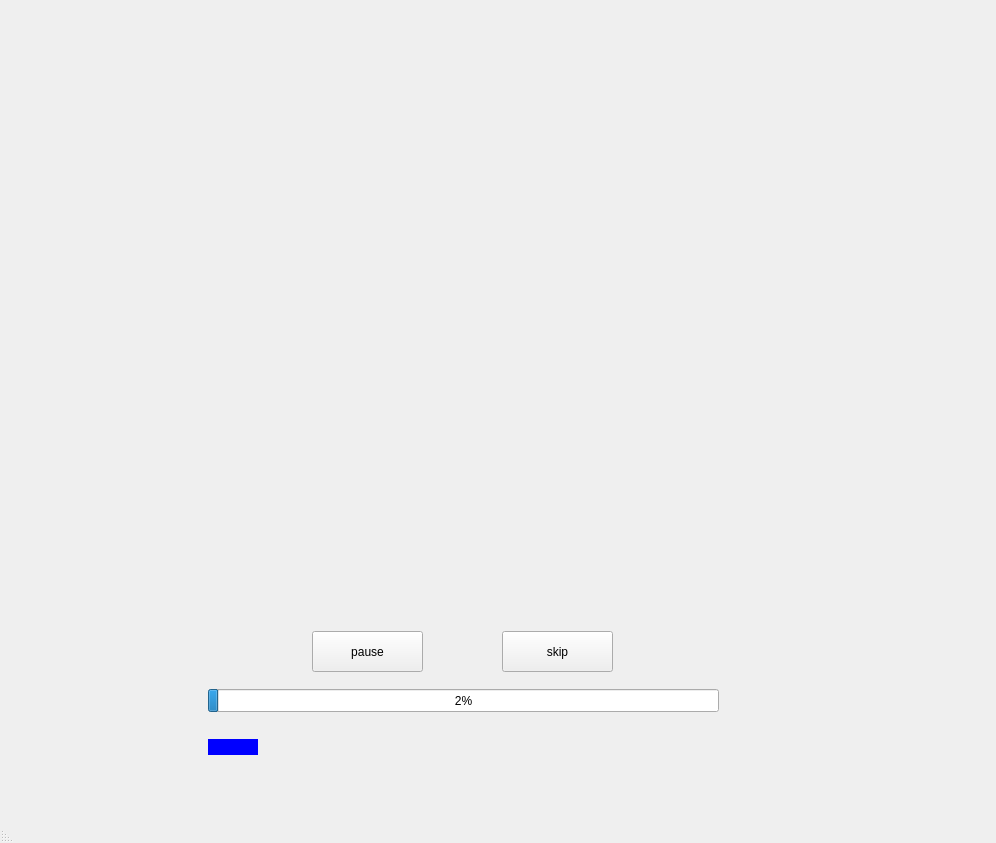
This is frontend/main_page.ui in incremen/CyberMusicStreaming as Qt 5 draws it before an edit. The edited form follows.
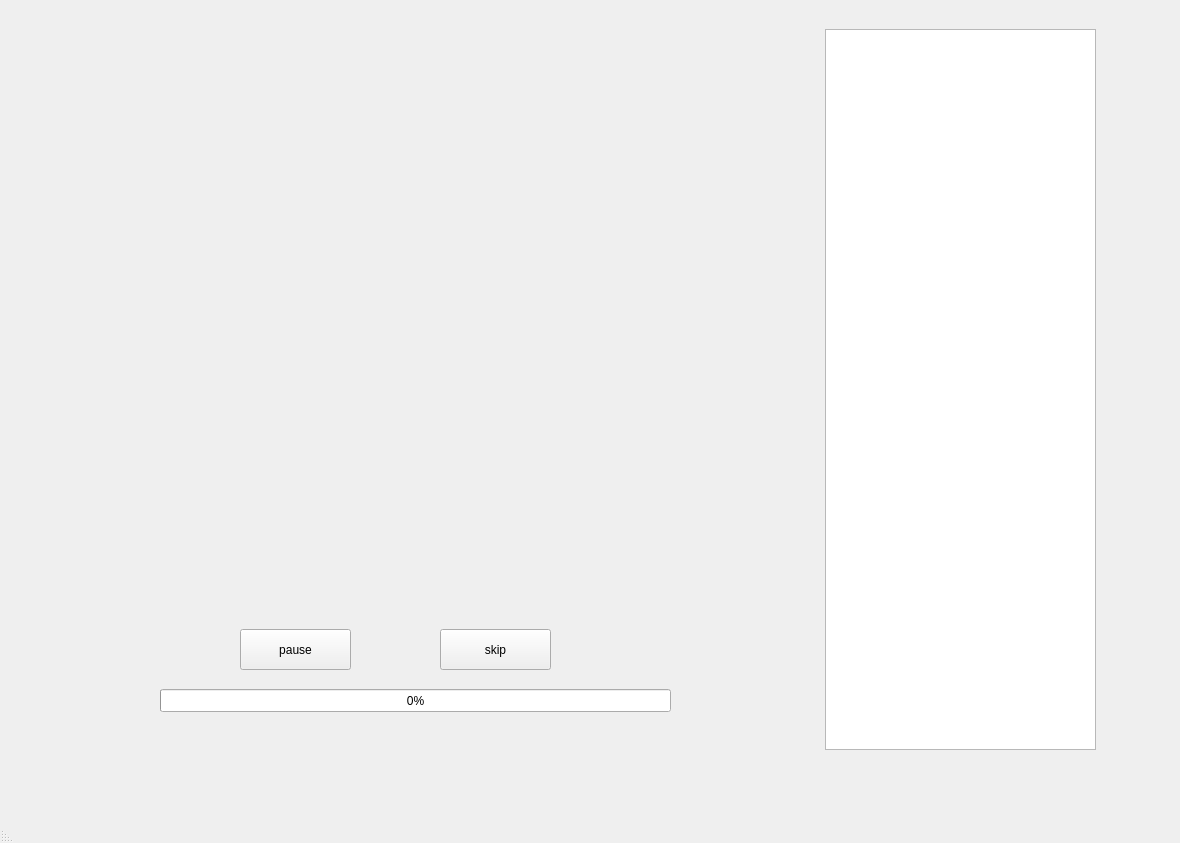
This is the edited form.

Commit message: adds song to listwidget queue, just not fast enough

Diff of the .ui file:
```diff
--- a/frontend/main_page.ui
+++ b/frontend/main_page.ui
@@ -6,7 +6,7 @@
    <rect>
     <x>0</x>
     <y>0</y>
-    <width>996</width>
+    <width>1180</width>
     <height>843</height>
    </rect>
   </property>
@@ -41,7 +41,7 @@
      <widget class="QWidget" name="main_widget" native="true">
       <property name="minimumSize">
        <size>
-        <width>900</width>
+        <width>1100</width>
         <height>0</height>
        </size>
       </property>
@@ -53,7 +53,7 @@
         <rect>
          <x>70</x>
          <y>10</y>
-         <width>741</width>
+         <width>621</width>
          <height>591</height>
         </rect>
        </property>
@@ -62,67 +62,24 @@
       <widget class="QProgressBar" name="song_progress">
        <property name="geometry">
         <rect>
-         <x>160</x>
+         <x>120</x>
          <y>680</y>
          <width>511</width>
          <height>23</height>
         </rect>
        </property>
        <property name="value">
-        <number>2</number>
+        <number>0</number>
        </property>
        <property name="invertedAppearance">
         <bool>true</bool>
        </property>
       </widget>
-      <widget class="QScrollBar" name="horizontalScrollBar">
-       <property name="geometry">
-        <rect>
-         <x>150</x>
-         <y>730</y>
-         <width>551</width>
-         <height>16</height>
-        </rect>
-       </property>
-       <property name="sizePolicy">
-        <sizepolicy hsizetype="Minimum" vsizetype="Fixed">
-         <horstretch>0</horstretch>
-         <verstretch>0</verstretch>
-        </sizepolicy>
-       </property>
-       <property name="styleSheet">
-        <string notr="true">QScrollBar {
-                background-color: transparent;
-                width: 10px;
-            }
-            QScrollBar::handle {
-                background-color: blue;
-                min-height: 0;
-
-            }
-            QScrollBar::add-line, QScrollBar::sub-line {
-                background-color: transparent;
-                height: 0;
-            }</string>
-       </property>
-       <property name="sliderPosition">
-        <number>2</number>
-       </property>
-       <property name="orientation">
-        <enum>Qt::Horizontal</enum>
-       </property>
-       <property name="invertedAppearance">
-        <bool>true</bool>
-       </property>
-       <property name="invertedControls">
-        <bool>false</bool>
-       </property>
-      </widget>
       <widget class="QPushButton" name="pause_btn">
        <property name="geometry">
         <rect>
-         <x>264</x>
-         <y>622</y>
+         <x>200</x>
+         <y>620</y>
          <width>111</width>
          <height>41</height>
         </rect>
@@ -134,8 +91,8 @@
       <widget class="QPushButton" name="skip_btn">
        <property name="geometry">
         <rect>
-         <x>454</x>
-         <y>622</y>
+         <x>400</x>
+         <y>620</y>
          <width>111</width>
          <height>41</height>
         </rect>
@@ -144,6 +101,16 @@
         <string>skip</string>
        </property>
       </widget>
+      <widget class="QListWidget" name="song_queue">
+       <property name="geometry">
+        <rect>
+         <x>785</x>
+         <y>20</y>
+         <width>271</width>
+         <height>721</height>
+        </rect>
+       </property>
+      </widget>
      </widget>
     </item>
     <item>
```
Left out of the diff: 2 changed lines with no effect on the pictures. The commit also changes 7 other files.
